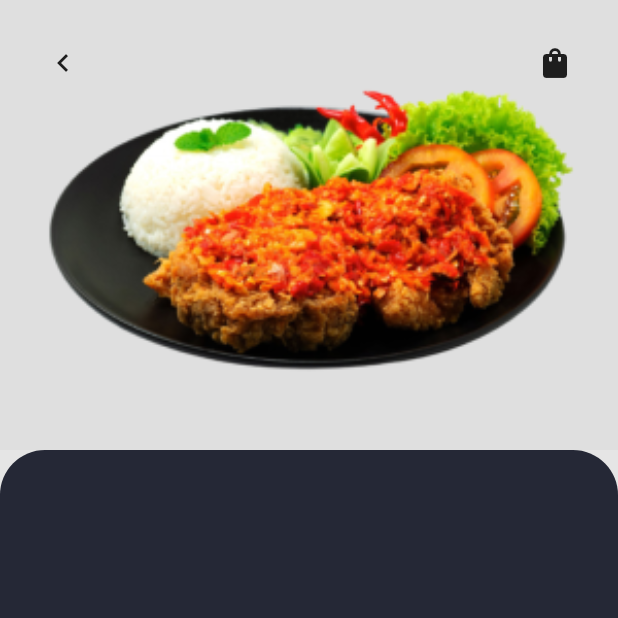
After one commit to kevinrisqi/flutter-cart-logic, a Flutter app: the MenuPage screen opened by its route, on a phone screen of 412 x 824 dp, the top half of it. The commit adds this screen. Run offline on Flutter 3.47's test engine with Material 2 defaults, Android fonts, the light colour scheme and no system bars; our stand-ins replace google_fonts; network calls fail.

Commit message:
git merge

```diff
--- a/lib/main.dart
+++ b/lib/main.dart
@@ -6,6 +6,7 @@ import 'package:flutter_interview_test/providers/menu_provider.dart';
 import 'package:provider/provider.dart';
 
 import 'pages/cart_page.dart';
+import 'pages/menu_page.dart';
 
 void main() {
   runApp(MyApp());
@@ -34,6 +35,7 @@ class _MyAppState extends State<MyApp> {
         routes: {
           '/': (context) => MainPage(),
           '/cart': (context) => CartPage(),
+          '/menu': (context) => MenuPage()
         },
       ),
     );
--- a/lib/pages/cart_page.dart
+++ b/lib/pages/cart_page.dart
@@ -23,8 +23,7 @@ class _CartPageState extends State<CartPage> {
 
   @override
   Widget build(BuildContext context) {
-    // MenuProvider menuProvider = Provider.of<MenuProvider>(context);
-    CartProvider cartProvider = Provider.of<CartProvider>(context);
+    MenuProvider menuProvider = Provider.of<MenuProvider>(context);
 
     Widget checkoutButton() {
       return Container(
@@ -310,7 +309,7 @@ class _CartPageState extends State<CartPage> {
           Padding(
             padding: const EdgeInsets.only(top: 31),
             child: Column(
-              children: cartProvider.menus
+              children: menuProvider.menus
                   .map(
                     (menu) => MenuTile(
                       menu: menu,
--- /dev/null
+++ b/lib/pages/menu_page.dart
@@ -0,0 +1,73 @@
+// ignore_for_file: prefer_const_constructors
+
+import 'package:flutter/material.dart';
+import 'package:flutter_interview_test/theme.dart';
+
+class MenuPage extends StatelessWidget {
+  const MenuPage({Key? key}) : super(key: key);
+
+  @override
+  Widget build(BuildContext context) {
+    return Scaffold(
+      backgroundColor: bgColor1,
+      body: Column(
+        children: [
+          Column(
+            children: [
+              Stack(
+                children: [
+                  Container(
+                    width: double.infinity,
+                    height: 300,
+                    decoration: BoxDecoration(
+                      image: DecorationImage(
+                        image: AssetImage(
+                          'assets/image_food_1.png',
+                        ),
+                        fit: BoxFit.cover,
+                      ),
+                    ),
+                  ),
+                  Container(
+                    margin: EdgeInsets.symmetric(
+                      horizontal: 30,
+                      vertical: 30,
+                    ),
+                    child: Row(
+                      mainAxisAlignment: MainAxisAlignment.spaceBetween,
+                      // ignore: prefer_const_literals_to_create_immutables
+                      children: [
+                        GestureDetector(
+                            onTap: () {
+                              Navigator.pop(context);
+                            },
+                            child: Icon(Icons.chevron_left)),
+                        Icon(Icons.shopping_bag),
+                      ],
+                    ),
+                  ),
+                ],
+              ),
+            ],
+          ),
+          Expanded(
+            child: Container(
+              width: double.infinity,
+              padding: EdgeInsets.all(24),
+              decoration: BoxDecoration(
+                color: blueColor,
+                borderRadius: BorderRadius.vertical(
+                  top: Radius.circular(30),
+                ),
+              ),
+              child: Column(
+                crossAxisAlignment: CrossAxisAlignment.start,
+                children: [],
+              ),
+            ),
+          ),
+        ],
+      ),
+    );
+  }
+}
--- a/lib/providers/menu_provider.dart
+++ b/lib/providers/menu_provider.dart
@@ -20,5 +20,6 @@ class MenuProvider extends ChangeNotifier {
     } catch (e) {
       print(e);
     }
+    notifyListeners();
   }
 }
--- a/lib/widgets/menu_card.dart
+++ b/lib/widgets/menu_card.dart
@@ -11,7 +11,11 @@ class MenuCard extends StatelessWidget {
 
   @override
   Widget build(BuildContext context) {
-    return Container(
+    return GestureDetector(
+      onTap: () {
+        Navigator.pushNamed(context, '/menu');
+      },
+      child: Container(
         padding: EdgeInsets.all(8),
         margin: EdgeInsets.only(
           bottom: 20,
@@ -59,6 +63,7 @@ class MenuCard extends StatelessWidget {
             )
           ],
         ),
+      ),
     );
   }
 }
```
Lines whose indentation alone changed are shown as unchanged.
